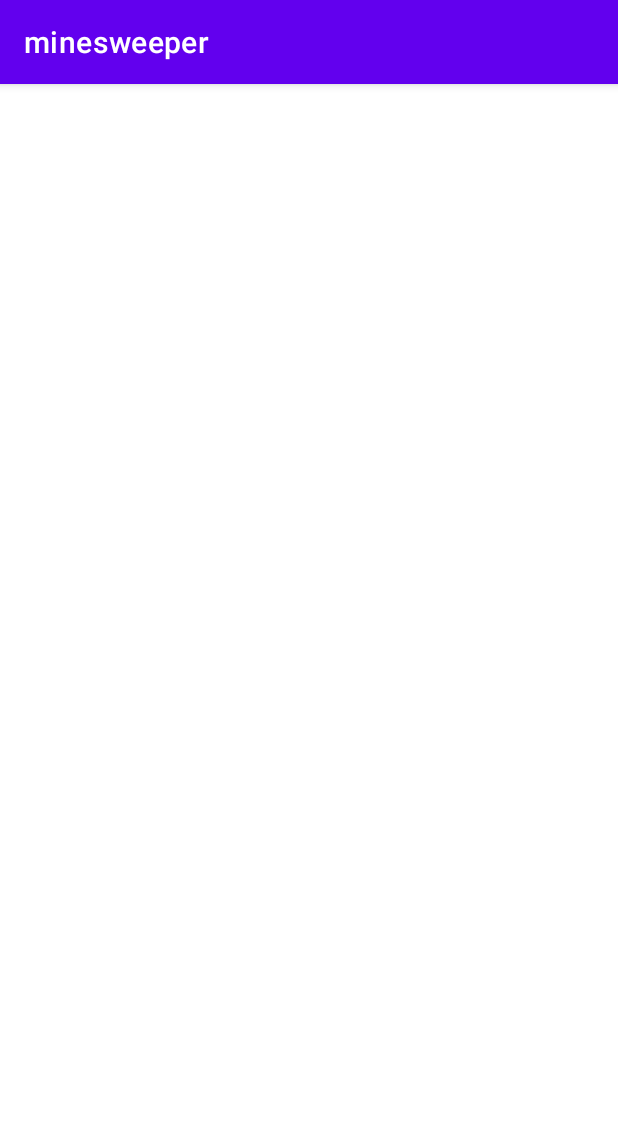
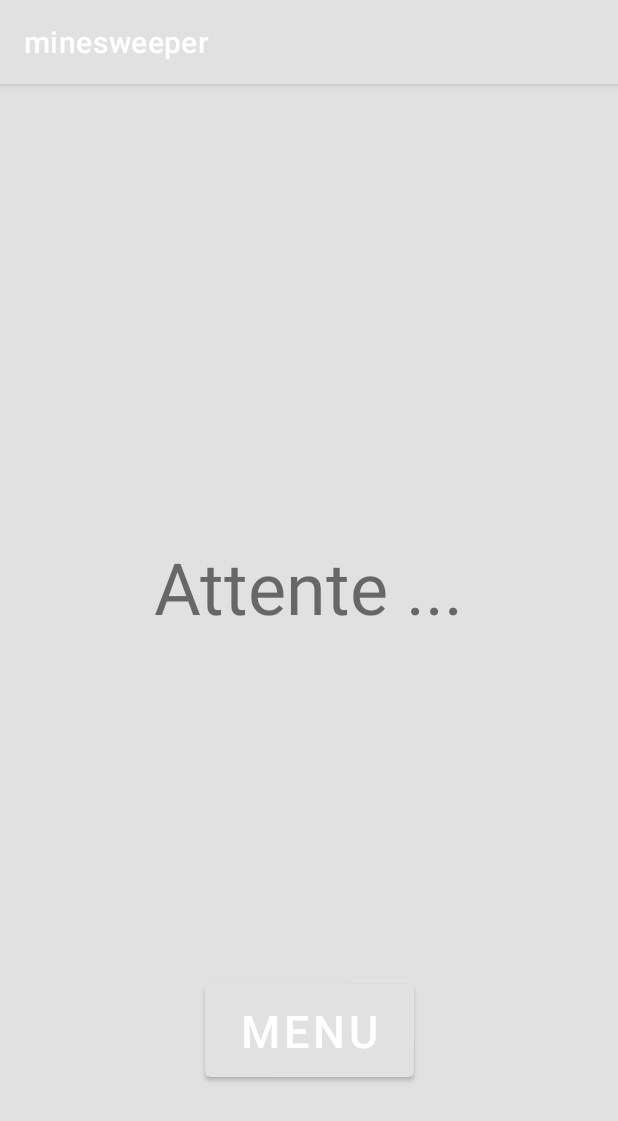
Before and after one commit to pmbjojo/minesweeper, an Android app: the EndGame screen opened directly, with no data from a screen before it, on a phone screen of 412 x 824 dp. Shown: the top 1121 px of the screen. Run offline under Robolectric (Android 15) with nearby library versions, the phone set to English and light mode, and no system bars.

Commit message:
modification EG

```diff
--- a/app/src/main/res/layout/activity_end_game.xml
+++ b/app/src/main/res/layout/activity_end_game.xml
@@ -4,6 +4,30 @@
     xmlns:tools="http://schemas.android.com/tools"
     android:layout_width="match_parent"
     android:layout_height="match_parent"
+    android:background="@color/background"
     tools:context=".EndGame">
 
+
+    <TextView
+        android:id="@+id/result"
+        android:layout_width="wrap_content"
+        android:layout_height="wrap_content"
+        android:text="@string/eg_result_waiting"
+        android:textSize="48sp"
+        app:layout_constraintBottom_toBottomOf="parent"
+        app:layout_constraintEnd_toEndOf="parent"
+        app:layout_constraintStart_toStartOf="parent"
+        app:layout_constraintTop_toTopOf="parent"
+        app:layout_constraintVertical_bias="0.43" />
+
+    <Button
+        android:id="@+id/eg_homebutton"
+        android:layout_width="139dp"
+        android:layout_height="74dp"
+        android:layout_marginBottom="100dp"
+        android:text="@string/eg_menu"
+        android:textSize="30sp"
+        app:layout_constraintBottom_toBottomOf="parent"
+        app:layout_constraintEnd_toEndOf="parent"
+        app:layout_constraintStart_toStartOf="parent" />
 </androidx.constraintlayout.widget.ConstraintLayout>
--- a/app/src/main/res/values/colors.xml
+++ b/app/src/main/res/values/colors.xml
@@ -3,8 +3,8 @@
     <color name="purple_200">#FFBB86FC</color>
     <color name="purple_500">#FF6200EE</color>
     <color name="purple_700">#FF3700B3</color>
-    <color name="teal_200">#FF03DAC5</color>
-    <color name="teal_700">#FF018786</color>
+    <color name="teal_200">#A10D0D</color>
+    <color name="teal_700">#FF0000</color>
     <color name="black">#FF000000</color>
     <color name="white">#FFFFFFFF</color>
     <color name="background">#E1E1E1</color>
--- a/app/src/main/res/values/strings.xml
+++ b/app/src/main/res/values/strings.xml
@@ -1,3 +1,7 @@
 <resources>
     <string name="app_name">minesweeper</string>
+    <string name="eg_result_waiting">Attente ...</string>
+    <string name="eg_result_lose">Râté, tu as perdu !</string>
+    <string name="eg_result_win">Félicitation tu as gagné</string>
+    <string name="eg_menu">MENU</string>
 </resources>
--- a/app/src/main/res/values/themes.xml
+++ b/app/src/main/res/values/themes.xml
@@ -2,8 +2,8 @@
     <!-- Base application theme. -->
     <style name="Theme.Minesweeper" parent="Theme.MaterialComponents.DayNight.DarkActionBar">
         <!-- Primary brand color. -->
-        <item name="colorPrimary">@color/purple_500</item>
-        <item name="colorPrimaryVariant">@color/purple_700</item>
+        <item name="colorPrimary">@color/background</item>
+        <item name="colorPrimaryVariant">@color/background_dark</item>
         <item name="colorOnPrimary">@color/white</item>
         <!-- Secondary brand color. -->
         <item name="colorSecondary">@color/teal_200</item>
```
